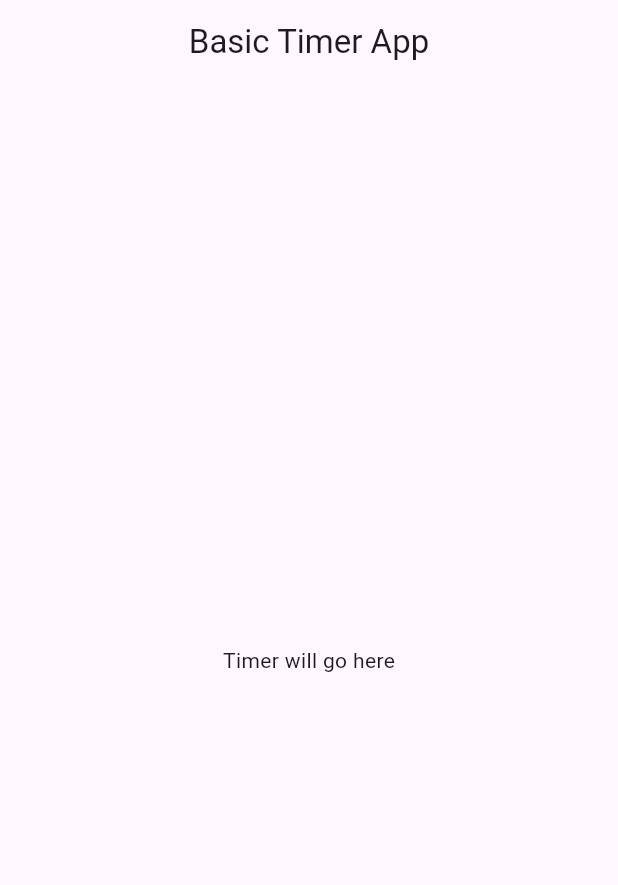
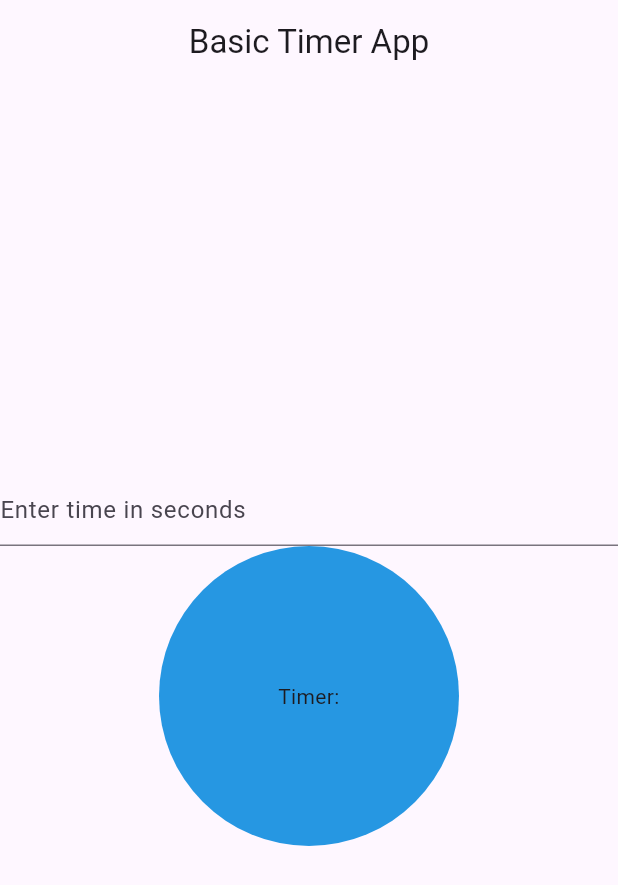
Before and after one commit to Ben-Vollrath/basic-timer-app, a Flutter app: the screen it shows after launch, on a phone screen of 412 x 824 dp. Shown: the top 885 px of the screen. Run offline on Flutter 3.47's test engine with Material 3 defaults, Android fonts, the light colour scheme and no system bars.

Commit message:
Added basic Timer

```diff
--- a/lib/pages/home.dart
+++ b/lib/pages/home.dart
@@ -1,4 +1,6 @@
 import 'package:flutter/material.dart';
+import 'package:basic_timer_app/services/countdown_timer_service.dart';
+import 'package:flutter/widgets.dart';
 
 class HomePage extends StatefulWidget {
   const HomePage({super.key});
@@ -8,16 +10,73 @@ class HomePage extends StatefulWidget {
 }
 
 class _HomePageState extends State<HomePage> {
+  final CountdownTimerService _timerService = CountdownTimerService();
+  String _current = '';
+  final TextEditingController _controller = TextEditingController();
+
+  void startTimer() {
+    int start = int.parse(_controller.text);
+    _timerService.start(start, (int current) {
+      setState(() {
+        _current = current.toString();
+      });
+    });
+  }
+
   @override
   Widget build(BuildContext context) {
     return Scaffold(
-      appBar: AppBar(
-        title: const Text('Basic Timer App'),
-        centerTitle: true,
-      ),
-      body: const Center(
-        child: Text('Timer will go here'),
+      appBar: appBar(),
+      body: Column(
+        mainAxisAlignment: MainAxisAlignment.center,
+        children: [
+          TextField(
+          controller: _controller,
+          keyboardType: TextInputType.number,
+          decoration: InputDecoration(
+            hintText: 'Enter time in seconds',
+          ),
+        ),
+        GestureDetector(
+          onTap: () {
+            if(_timerService.isRunning()) {
+              _timerService.cancel();
+            }
+            else {
+              startTimer();
+            }
+          },
+          child: Container(
+            width: 200,
+            height: 200,
+            decoration: const BoxDecoration(
+              color: Color.fromARGB(255, 38, 151, 226),
+              shape: BoxShape.circle,
+            ),
+            child: Center(
+              child: Text(
+                'Timer: $_current',
+                textAlign: TextAlign.center,
+              ),
+            ),
+          ),
+        ),
+
+        ],
       ),
     );
   }
+
+  AppBar appBar() {
+    return AppBar(
+      title: const Text('Basic Timer App'),
+      centerTitle: true,
+    );
+  }
+
+  @override
+  void dispose() {
+    _timerService.cancel();
+    super.dispose();
+  }
 }
--- /dev/null
+++ b/lib/services/countdown_timer_service.dart
@@ -0,0 +1,40 @@
+import 'dart:async';
+  import 'package:flutter/foundation.dart'; // Import the package that contains the ValueChanged class.
+
+
+class CountdownTimerService {
+  Timer _timer;
+  int _current;
+
+  CountdownTimerService()
+      : _current = 0,
+        _timer = Timer(Duration.zero, () {}) {
+    _timer = Timer(Duration.zero, () {});
+  }
+
+
+  void start(int start, ValueChanged<int> onTick) {
+    _current = start;
+    const oneSec = Duration(seconds: 1);
+    _timer = Timer.periodic(
+      oneSec,
+      (Timer timer) {
+        if (_current < 1) {
+          timer.cancel();
+        } else {
+          _current = _current - 1;
+          onTick(_current);
+        }
+      },
+    );
+  }
+
+  void cancel() {
+    _timer.cancel();
+  }
+
+
+  bool isRunning() {
+    return _timer.isActive;
+  }
+}
--- a/pubspec.yaml
+++ b/pubspec.yaml
@@ -9,6 +9,7 @@ environment:
 dependencies:
   flutter:
     sdk: flutter
+  sleek_circular_slider: ^2.0.1
 
 dev_dependencies:
   flutter_test:
```
Also changed, not shown: pubspec.lock.
